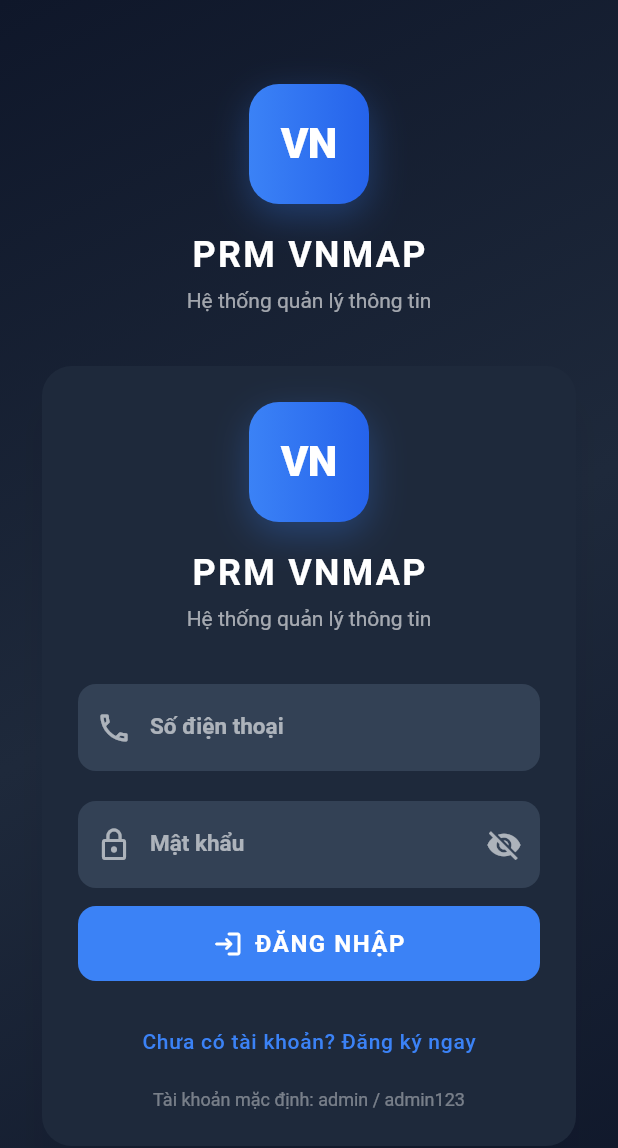
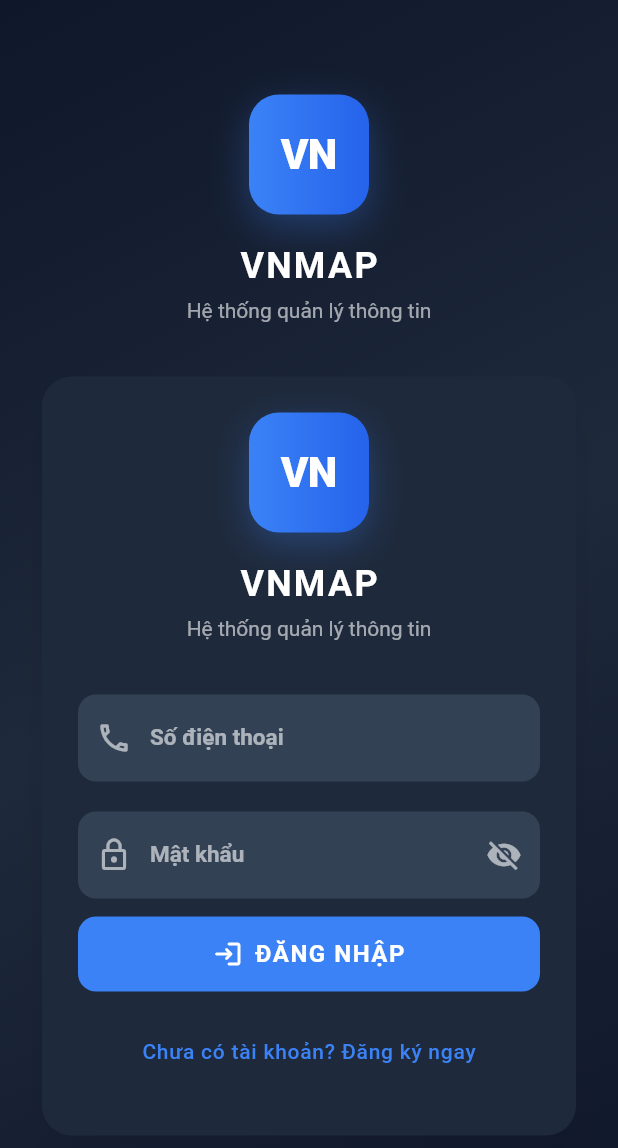
Before and after one commit to loghimn/PRM393_VNMAP, a Flutter app: the screen it shows after launch, on a phone screen of 412 x 824 dp. Shown: the top 1148 px of the screen. Run offline on Flutter 3.47's test engine with Material 3 defaults, Android fonts, the light colour scheme and no system bars; our stand-ins replace fl_chart, flutter_map, latlong2, shared_preferences; missing offline and left inert: postgres; accounts and stored records are empty.

Commit message:
refactor: login form mock

```diff
--- a/lib/screens/auth/login_screen.dart
+++ b/lib/screens/auth/login_screen.dart
@@ -135,7 +135,7 @@ class _LoginScreenState extends State<LoginScreen> {
         ),
         const SizedBox(height: 20),
         const Text(
-          'PRM VNMAP',
+          'VNMAP',
           style: TextStyle(
             color: Colors.white,
             fontSize: 24,
@@ -360,16 +360,6 @@ class _LoginScreenState extends State<LoginScreen> {
             ),
           ),
           const SizedBox(height: 8),
-          // Help text
-          Center(
-            child: Text(
-              'Tài khoản mặc định: admin / admin123',
-              style: TextStyle(
-                color: Colors.white.withValues(alpha: 0.4),
-                fontSize: 12,
-              ),
-            ),
-          ),
         ],
       ),
     );
```
